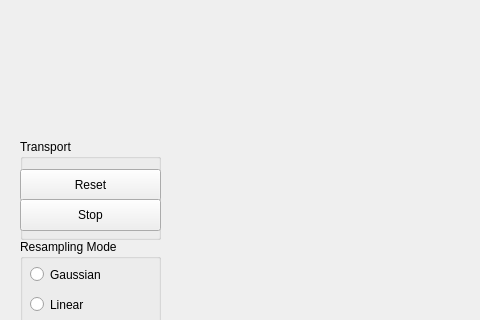
Qt form MainWindow.ui (yupferris/snes-apu-dbg) before a commit; both pictures show x 510 to 990 and y 210 to 530 of the 1130 by 530 pixel window.
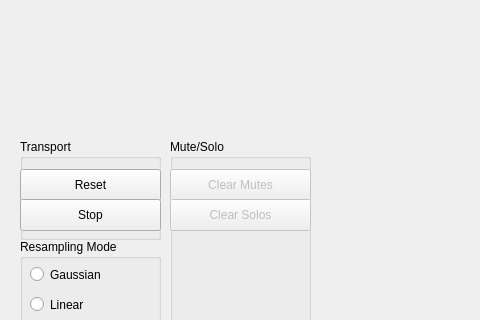
The same form after that commit.

Commit message:
Figured out the rest of the layout
Also added buttons to clear mutes and solos, but they don't work yet, so
they're disabled

Patch:
```diff
--- a/MainWindow.ui
+++ b/MainWindow.ui
@@ -188,6 +188,61 @@
      </property>
     </widget>
    </widget>
+   <widget class="QGroupBox" name="groupBox_3">
+    <property name="geometry">
+     <rect>
+      <x>680</x>
+      <y>330</y>
+      <width>141</width>
+      <height>191</height>
+     </rect>
+    </property>
+    <property name="title">
+     <string>Mute/Solo</string>
+    </property>
+    <widget class="QPushButton" name="clearMutesButton">
+     <property name="enabled">
+      <bool>false</bool>
+     </property>
+     <property name="geometry">
+      <rect>
+       <x>0</x>
+       <y>30</y>
+       <width>141</width>
+       <height>32</height>
+      </rect>
+     </property>
+     <property name="text">
+      <string>Clear Mutes</string>
+     </property>
+    </widget>
+    <widget class="QPushButton" name="clearSolosButton">
+     <property name="enabled">
+      <bool>false</bool>
+     </property>
+     <property name="geometry">
+      <rect>
+       <x>0</x>
+       <y>60</y>
+       <width>141</width>
+       <height>32</height>
+      </rect>
+     </property>
+     <property name="text">
+      <string>Clear Solos</string>
+     </property>
+    </widget>
+   </widget>
+   <widget class="QWidget" name="outputViewerContainer" native="true">
+    <property name="geometry">
+     <rect>
+      <x>829</x>
+      <y>329</y>
+      <width>291</width>
+      <height>191</height>
+     </rect>
+    </property>
+   </widget>
   </widget>
   <widget class="QMenuBar" name="menuBar">
    <property name="geometry">
```
